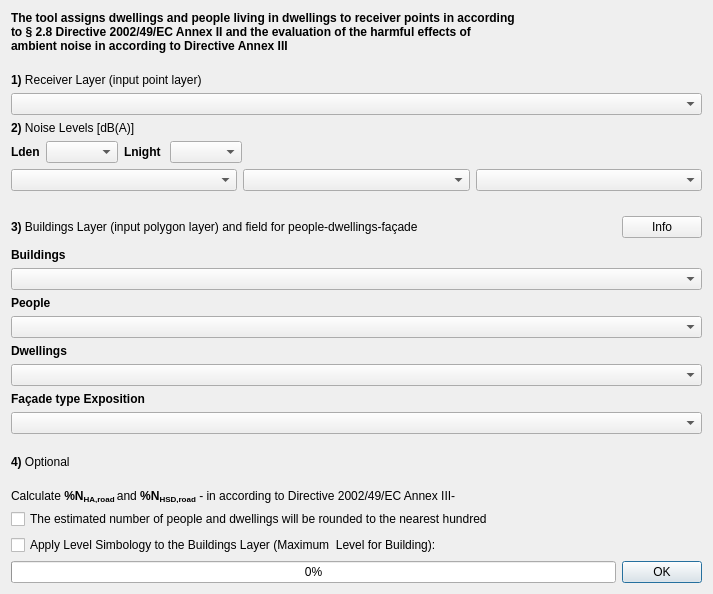
First picture: the form in tools/ui_NoiseExposure.ui, repository pierluigiderosa/openoise, before the edit.
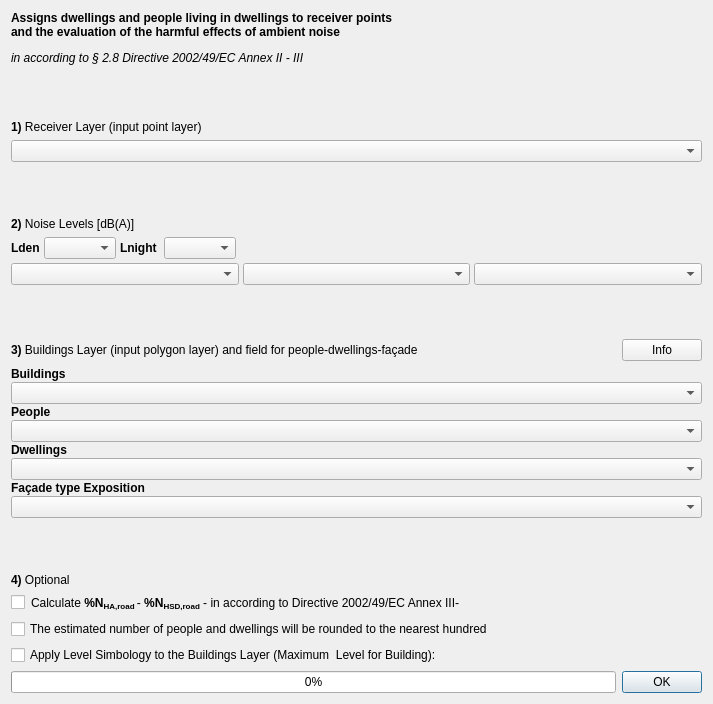
Second picture: the form after the edit. Custom widgets are drawn as their Qt base class.

Commit message: - dose effetto implementazione - GIU improvements

Patch:
```diff
--- a/tools/ui_NoiseExposure.ui
+++ b/tools/ui_NoiseExposure.ui
@@ -10,7 +10,7 @@
     <x>0</x>
     <y>0</y>
     <width>713</width>
-    <height>594</height>
+    <height>704</height>
    </rect>
   </property>
   <property name="sizePolicy">
@@ -47,10 +47,23 @@
    <item>
     <widget class="QLabel" name="label_7">
      <property name="text">
-      <string>&lt;html&gt;&lt;head/&gt;&lt;body&gt;&lt;p&gt;&lt;span style=&quot; font-weight:600;&quot;&gt;The tool assigns dwellings and people living in dwellings to receiver points in according &lt;br/&gt;to § 2.8 Directive 2002/49/EC Annex II and the evaluation of the harmful effects of &lt;br/&gt;ambient noise in according to Directive Annex III&lt;/span&gt;&lt;span style=&quot; font-style:italic;&quot;&gt;&lt;br/&gt;&lt;/span&gt;&lt;/p&gt;&lt;/body&gt;&lt;/html&gt;</string>
+      <string>&lt;html&gt;&lt;head/&gt;&lt;body&gt;&lt;p&gt;&lt;span style=&quot; font-weight:600;&quot;&gt;Assigns dwellings and people living in dwellings to receiver points &lt;br/&gt;and the evaluation of the harmful effects of ambient noise &lt;/span&gt;&lt;/p&gt;&lt;p&gt;&lt;span style=&quot; font-style:italic;&quot;&gt;in according to § 2.8 Directive 2002/49/EC Annex II - III&lt;/span&gt;&lt;span style=&quot; font-weight:600;&quot;&gt;&lt;/span&gt;&lt;span style=&quot; font-style:italic;&quot;&gt;&lt;/span&gt;&lt;/p&gt;&lt;/body&gt;&lt;/html&gt;</string>
      </property>
     </widget>
    </item>
+   <item>
+    <spacer name="verticalSpacer_4">
+     <property name="orientation">
+      <enum>Qt::Vertical</enum>
+     </property>
+     <property name="sizeHint" stdset="0">
+      <size>
+       <width>20</width>
+       <height>40</height>
+      </size>
+     </property>
+    </spacer>
+   </item>
    <item>
     <layout class="QVBoxLayout" name="verticalLayout_2">
      <item>
@@ -75,6 +88,19 @@
      </item>
     </layout>
    </item>
+   <item>
+    <spacer name="verticalSpacer_3">
+     <property name="orientation">
+      <enum>Qt::Vertical</enum>
+     </property>
+     <property name="sizeHint" stdset="0">
+      <size>
+       <width>20</width>
+       <height>40</height>
+      </size>
+     </property>
+    </spacer>
+   </item>
    <item>
     <widget class="QLabel" name="label_10">
      <property name="text">
@@ -84,6 +110,9 @@
    </item>
    <item>
     <layout class="QVBoxLayout" name="verticalLayout">
+     <property name="spacing">
+      <number>4</number>
+     </property>
      <item>
       <layout class="QHBoxLayout" name="horizontalLayout_4">
        <item>
@@ -123,6 +152,9 @@
      </item>
      <item>
       <layout class="QHBoxLayout" name="horizontalLayout_2">
+       <property name="spacing">
+        <number>4</number>
+       </property>
        <item>
         <widget class="QgsFieldComboBox" name="level_3_comboBox"/>
        </item>
@@ -150,17 +182,15 @@
     </spacer>
    </item>
    <item>
-    <layout class="QVBoxLayout" name="buildings_layer_verticalLayout">
-     <property name="sizeConstraint">
-      <enum>QLayout::SetNoConstraint</enum>
-     </property>
-     <item>
       <layout class="QHBoxLayout" name="horizontalLayout_6">
+     <property name="spacing">
+      <number>0</number>
+     </property>
        <property name="topMargin">
-        <number>4</number>
+      <number>0</number>
        </property>
        <property name="bottomMargin">
-        <number>4</number>
+      <number>0</number>
        </property>
        <item>
         <widget class="QLabel" name="buildings_layer_label">
@@ -216,6 +246,17 @@
       </layout>
      </item>
      <item>
+    <layout class="QVBoxLayout" name="verticalLayout_4">
+     <property name="spacing">
+      <number>1</number>
+     </property>
+     <property name="topMargin">
+      <number>0</number>
+     </property>
+     <property name="bottomMargin">
+      <number>0</number>
+     </property>
+     <item>
       <widget class="QLabel" name="label_4">
        <property name="layoutDirection">
         <enum>Qt::LeftToRight</enum>
@@ -289,6 +330,8 @@
         <string>&lt;html&gt;&lt;head/&gt;&lt;body&gt;&lt;p&gt;&lt;a name=&quot;docs-internal-guid-ddd8ba2d-7fff-5d0e-8068-0f887b750dd2&quot;/&gt;&lt;span style=&quot; font-family:'Calibri,sans-serif'; font-size:12.5pt; color:#000000; background-color:transparent;&quot;&gt;C&lt;/span&gt;&lt;span style=&quot; font-family:'Calibri,sans-serif'; font-size:12.5pt; color:#000000; background-color:transparent;&quot;&gt;hoose from a string field of the buildings layer&lt;/span&gt;&lt;/p&gt;&lt;/body&gt;&lt;/html&gt;</string>
        </property>
       </widget>
+     </item>
+    </layout>
      </item>
      <item>
       <spacer name="verticalSpacer_2">
@@ -306,16 +349,56 @@
      <item>
       <widget class="QLabel" name="label_8">
        <property name="text">
-        <string>&lt;html&gt;&lt;head/&gt;&lt;body&gt;&lt;p&gt;&lt;span style=&quot; font-weight:600;&quot;&gt;4)&lt;/span&gt; Optional&lt;br/&gt;&lt;/p&gt;&lt;/body&gt;&lt;/html&gt;</string>
+      <string>&lt;html&gt;&lt;head/&gt;&lt;body&gt;&lt;p&gt;&lt;span style=&quot; font-weight:600;&quot;&gt;4)&lt;/span&gt; Optional
+&lt;/p&gt;&lt;/body&gt;&lt;/html&gt;</string>
+     </property>
+    </widget>
+   </item>
+   <item>
+    <layout class="QHBoxLayout" name="horizontalLayout_5">
+     <item>
+      <widget class="QCheckBox" name="checkDoseEffetto">
+       <property name="enabled">
+        <bool>true</bool>
+       </property>
+       <property name="minimumSize">
+        <size>
+         <width>0</width>
+         <height>0</height>
+        </size>
+       </property>
+       <property name="text">
+        <string/>
+       </property>
+       <property name="iconSize">
+        <size>
+         <width>20</width>
+         <height>20</height>
+        </size>
        </property>
       </widget>
      </item>
      <item>
       <widget class="QLabel" name="label_9">
        <property name="text">
-        <string>&lt;html&gt;&lt;head/&gt;&lt;body&gt;&lt;p&gt;Calculate &lt;span style=&quot; font-weight:600;&quot;&gt;%N&lt;/span&gt;&lt;span style=&quot; font-weight:600; vertical-align:sub;&quot;&gt;HA,road &lt;/span&gt;and&lt;span style=&quot; font-weight:600;&quot;&gt; %N&lt;/span&gt;&lt;span style=&quot; font-weight:600; vertical-align:sub;&quot;&gt;HSD,road&lt;/span&gt; - in according to Directive 2002/49/EC Annex III-&lt;/p&gt;&lt;/body&gt;&lt;/html&gt;</string>
+        <string>&lt;html&gt;&lt;head/&gt;&lt;body&gt;&lt;p&gt;Calculate &lt;span style=&quot; font-weight:600;&quot;&gt;%N&lt;/span&gt;&lt;span style=&quot; font-weight:600; vertical-align:sub;&quot;&gt;HA,road  &lt;/span&gt;-&lt;span style=&quot; font-weight:600;&quot;&gt; %N&lt;/span&gt;&lt;span style=&quot; font-weight:600; vertical-align:sub;&quot;&gt;HSD,road&lt;/span&gt; - in according to Directive 2002/49/EC Annex III-&lt;/p&gt;&lt;/body&gt;&lt;/html&gt;</string>
        </property>
       </widget>
+     </item>
+     <item>
+      <spacer name="horizontalSpacer_3">
+       <property name="orientation">
+        <enum>Qt::Horizontal</enum>
+       </property>
+       <property name="sizeHint" stdset="0">
+        <size>
+         <width>40</width>
+         <height>20</height>
+        </size>
+       </property>
+      </spacer>
+     </item>
+    </layout>
      </item>
      <item>
       <widget class="QCheckBox" name="hundredsCheck">
@@ -330,8 +413,6 @@
         <string>Apply Level Simbology to the Buildings Layer (Maximum  Level for Building):</string>
        </property>
       </widget>
-     </item>
-    </layout>
    </item>
    <item>
     <layout class="QHBoxLayout" name="horizontalLayout">
```
Left out of the diff: 4 changed lines with no effect on the pictures. Lines whose indentation alone changed are shown as unchanged. The commit also changes 6 other files.
